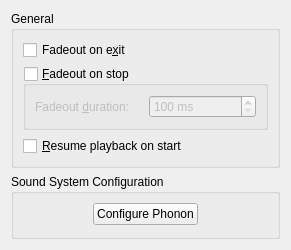
Above: src/configdialog/dialogs/PlaybackConfig.ui from KDE/amarok before the change. Below: the same form after it.
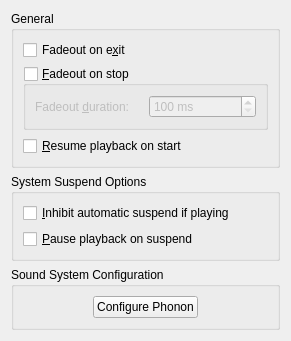
That is the form after the change.

Commit message:
Implement power management: suspend inhibition and pause on resume
FEATURES:
  * Added options to pause playback on system suspend and to inhibit automatic suspend
    if playing a track (enabled by default); patch by Anmol Ahuja. (BR 259862, 222571)

FEATURE: 259862
FEATURE: 222571
FIXED-IN: 2.8
DIGEST: Amarok is now power-management aware: it can inhibit automatic system suspend
and pause on resume (configurable)

What changed in the file:
```diff
--- a/src/configdialog/dialogs/PlaybackConfig.ui
+++ b/src/configdialog/dialogs/PlaybackConfig.ui
@@ -112,7 +112,7 @@
      </layout>
     </widget>
    </item>
-   <item row="1" column="0">
+   <item row="2" column="0">
     <widget class="QGroupBox" name="groupBox_2">
      <property name="title">
       <string>Sound System Configuration</string>
@@ -183,6 +183,41 @@
      </layout>
     </widget>
    </item>
+   <item row="1" column="0">
+    <widget class="QGroupBox" name="groupBox_3">
+     <property name="title">
+      <string>System Suspend Options</string>
+     </property>
+     <layout class="QVBoxLayout" name="verticalLayout_2">
+      <item>
+       <widget class="QCheckBox" name="kcfg_InhibitSuspend">
+        <property name="toolTip">
+         <string>If enabled, Amarok will prevent the system from automatically suspending if it is playing a track</string>
+        </property>
+        <property name="whatsThis">
+         <string>If enabled, Amarok will prevent the system from automatically suspending if it is playing a track</string>
+        </property>
+        <property name="text">
+         <string>&amp;Inhibit automatic suspend if playing</string>
+        </property>
+       </widget>
+      </item>
+      <item>
+       <widget class="QCheckBox" name="kcfg_PauseOnSuspend">
+        <property name="toolTip">
+         <string>If enabled, Amarok will pause the currently playing track on suspend</string>
+        </property>
+        <property name="whatsThis">
+         <string>If enabled, Amarok will pause the currently playing track on suspend</string>
+        </property>
+        <property name="text">
+         <string>&amp;Pause playback on suspend</string>
+        </property>
+       </widget>
+      </item>
+     </layout>
+    </widget>
+   </item>
   </layout>
  </widget>
  <tabstops>
```
The commit also changes 8 other files.
